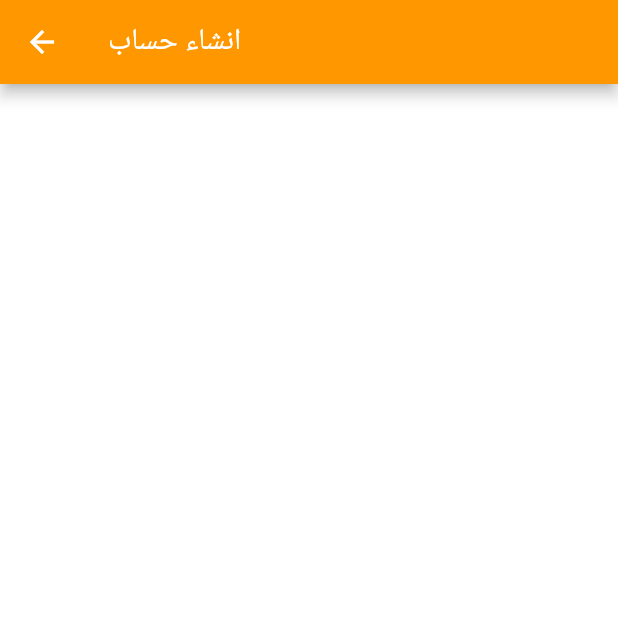
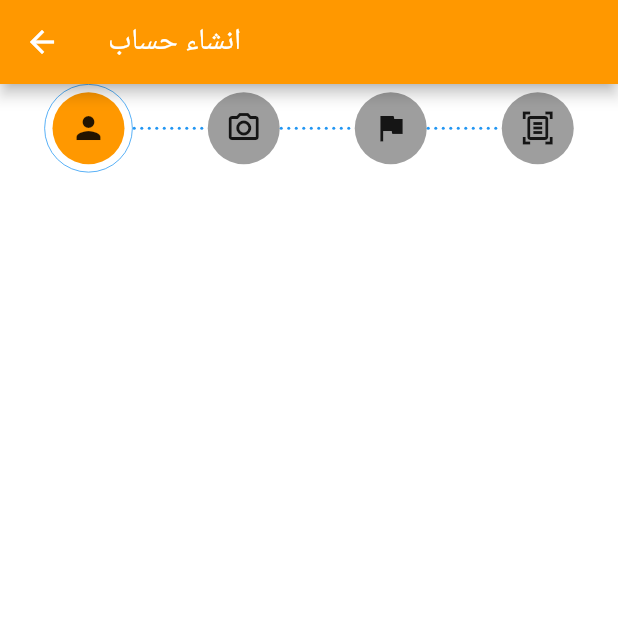
Before and after one commit to UpAdv-Internship/chef_app_round_two, a Flutter app: the SignUpScreen screen opened by its route, on a phone screen of 412 x 824 dp, the top half of it. Run offline on Flutter 3.47's test engine with Material 2 defaults, Android fonts, the phone set to English and light mode, and no system bars; our stand-ins replace dio, flutter_bloc, flutter_screenutil, get_it, google_fonts, im_stepper and 2 more; accounts and stored records are empty.

Commit message:
Stepper widget

```diff
--- a/lib/app/app.dart
+++ b/lib/app/app.dart
@@ -13,7 +13,7 @@ class MyApp extends StatelessWidget {
           return MaterialApp(
             theme: getAppTheme(),
             debugShowCheckedModeBanner: false,
-            initialRoute: Routes.signUp,
+            initialRoute: Routes.intitlRoute,
             onGenerateRoute: AppRoutes.generateRoute,
           );
         });
--- a/lib/core/utils/app_router.dart
+++ b/lib/core/utils/app_router.dart
@@ -1,5 +1,7 @@
+import 'package:chef_app_round_two/features/sign_up/presentation/cubit/sign_up_cubit.dart';
 import 'package:chef_app_round_two/features/sign_up/presentation/screens/sign_up_screen.dart';
 import 'package:flutter/material.dart';
+import 'package:flutter_bloc/flutter_bloc.dart';
 
 import '../../features/splash/presentation/screens/change_lang_screen.dart';
 import '../../features/splash/presentation/screens/splash_screen.dart';
@@ -34,7 +36,11 @@ class AppRoutes {
         return MaterialPageRoute(builder: (_) => const ChangeLangScreen());
 
       case Routes.signUp:
-        return MaterialPageRoute(builder: (_) => const SignUpScreen());
+        return MaterialPageRoute(
+            builder: (_) => BlocProvider(
+                  create: (context) => SignUpCubit(),
+                  child: const SignUpScreen(),
+                ));
 
       default:
         return null;
--- a/lib/features/sign_up/presentation/cubit/sign_up_cubit.dart
+++ b/lib/features/sign_up/presentation/cubit/sign_up_cubit.dart
@@ -1,9 +1,10 @@
-// import 'package:chef_app_round_two/features/sign_up/presentation/cubit/sign_up_state.dart';
+import 'package:chef_app_round_two/features/sign_up/presentation/cubit/sign_up_state.dart';
+import 'package:flutter_bloc/flutter_bloc.dart';
 
 
 
-// class SignUpCubit extends Cubit<SignUpState> {
+class SignUpCubit extends Cubit<SignUpState> {
 
-//   SignUpCubit() : super(SignUpInitial());
+  SignUpCubit() : super(SignUpInitial());
 
-// }
+}
--- a/lib/features/sign_up/presentation/screens/sign_up_screen.dart
+++ b/lib/features/sign_up/presentation/screens/sign_up_screen.dart
@@ -1,4 +1,5 @@
 import 'package:chef_app_round_two/features/sign_up/presentation/widgets/get_sign_up_app_bar_widget.dart';
+import 'package:chef_app_round_two/features/sign_up/presentation/widgets/sign_up_body.dart';
 import 'package:flutter/material.dart';
 
 class SignUpScreen extends StatelessWidget {
@@ -7,8 +8,10 @@ class SignUpScreen extends StatelessWidget {
   @override
   Widget build(BuildContext context) {
     return SafeArea(
-        child: Scaffold(
-      appBar: getSignUpAppBar(context),
-    ));
+      child: Scaffold(
+        appBar: getSignUpAppBar(context),
+        body: const SignUpBody(),
+      ),
+    );
   }
 }
--- a/lib/features/sign_up/presentation/widgets/get_sign_up_app_bar_widget.dart
+++ b/lib/features/sign_up/presentation/widgets/get_sign_up_app_bar_widget.dart
@@ -7,12 +7,18 @@ import 'package:flutter/material.dart';
 AppBar getSignUpAppBar(BuildContext context) {
   return AppBar(
     backgroundColor: AppColors.orange,
-    title: const Text(AppStrings.createEmail),
+    title: const Text(
+      AppStrings.createEmail,
+      style: TextStyle(color: AppColors.white),
+    ),
     leading: IconButton(
       onPressed: () {
         navigateReplacment(context: context, route: Routes.login);
       },
-      icon: const Icon(Icons.arrow_back),
+      icon: const Icon(
+        Icons.arrow_back,
+        color: AppColors.white,
+      ),
     ),
   );
 }
--- /dev/null
+++ b/lib/features/sign_up/presentation/widgets/sign_up_body.dart
@@ -0,0 +1,25 @@
+import 'package:chef_app_round_two/features/sign_up/presentation/widgets/stepper_widget.dart';
+import 'package:flutter/material.dart';
+
+class SignUpBody extends StatelessWidget {
+  const SignUpBody({super.key});
+
+  @override
+  Widget build(BuildContext context) {
+    return const CustomScrollView(
+      slivers: [
+        SliverToBoxAdapter(child: StepperWidget()),
+        // SliverToBoxAdapter(child: StepperBody()),
+      ],
+    );
+  }
+}
+
+// class StepperBody extends StatelessWidget {
+//   const StepperBody({super.key});
+
+//   @override
+//   Widget build(BuildContext context) {
+//     return ;
+//   }
+// }
--- /dev/null
+++ b/lib/features/sign_up/presentation/widgets/stepper_widget.dart
@@ -0,0 +1,24 @@
+import 'package:chef_app_round_two/core/utils/app_colors.dart';
+import 'package:flutter/material.dart';
+import 'package:im_stepper/stepper.dart';
+
+class StepperWidget extends StatelessWidget {
+  const StepperWidget({super.key});
+
+  @override
+  Widget build(BuildContext context) {
+    return IconStepper(
+      icons: const [
+        Icon(Icons.person),
+        Icon(Icons.camera_alt_outlined),
+        Icon(Icons.flag),
+        Icon(Icons.document_scanner_outlined),
+      ],
+      activeStepColor: AppColors.orange,
+      stepReachedAnimationEffect: Curves.ease,
+      enableStepTapping: false,
+      lineLength: 50,
+      enableNextPreviousButtons: false,
+    );
+  }
+}
--- a/lib/features/splash/presentation/screens/splash_screen.dart
+++ b/lib/features/splash/presentation/screens/splash_screen.dart
@@ -22,7 +22,7 @@ class _SplashScreenState extends State<SplashScreen> {
 
   void navigationAfterThreeSeconds() {
     Future.delayed(const Duration(seconds: 3), () {
-      navigateReplacment(context: context, route: Routes.changeLang);
+      navigateReplacment(context: context, route: Routes.signUp);
     });
 
     //.then((value)async {
--- a/pubspec.yaml
+++ b/pubspec.yaml
@@ -36,6 +36,7 @@ dependencies:
   flutter_screenutil: ^5.9.0
   get_it: ^7.6.4
   google_fonts: ^6.1.0
+  im_stepper: ^1.0.1+1
   internet_connection_checker: ^1.0.0+1
   shared_preferences: ^2.2.2
 
```
